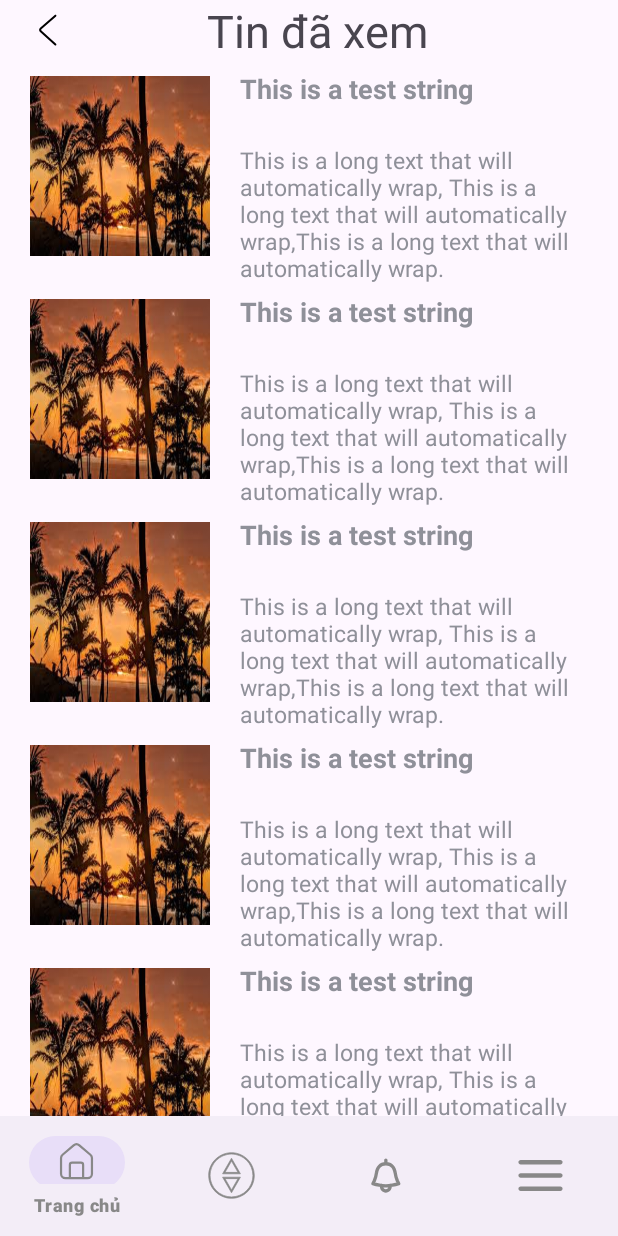
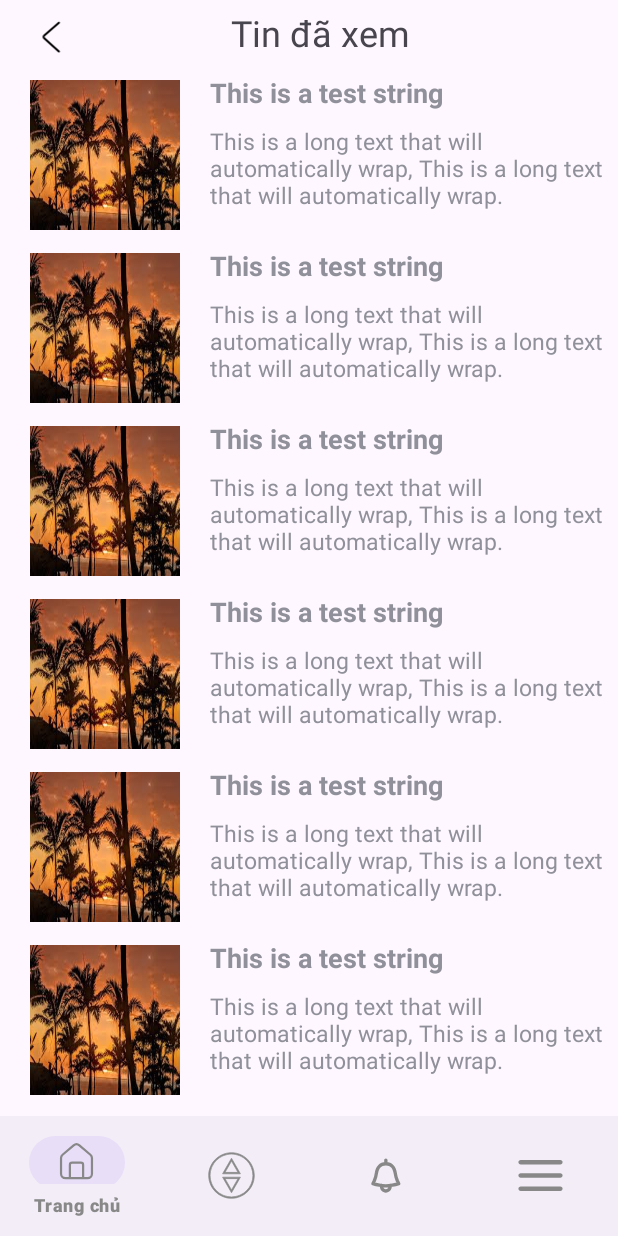
Before and after one commit to truonggiahuy8423/NewsAndroidApplication, an Android app: the fragment HistoryFragment placed in its activity, on a phone screen of 412 x 824 dp. Run offline under Robolectric (Android 15) with nearby library versions, the phone set to English and light mode, and no system bars; our stand-ins replace data binding.

Commit message:
adjust some design on history_item_view and fragment_history

```diff
--- a/app/src/main/java/com/example/newsandroidproject/HistoryFragment.java
+++ b/app/src/main/java/com/example/newsandroidproject/HistoryFragment.java
@@ -57,7 +57,7 @@ public class HistoryFragment extends Fragment {
         {
             HistoryViewItem newItem = new HistoryViewItem(R.drawable.thumbnail_image,
                     "This is a test string",
-                    "This is a long text that will automatically wrap, This is a long text that will automatically wrap,This is a long text that will automatically wrap.");
+                    "This is a long text that will automatically wrap, This is a long text that will automatically wrap.");
             items.add(newItem);
         }
 
--- a/app/src/main/res/layout/fragment_history.xml
+++ b/app/src/main/res/layout/fragment_history.xml
@@ -13,7 +13,7 @@
             android:id="@+id/back_button"
             android:layout_width="wrap_content"
             android:layout_height="wrap_content"
-            android:layout_marginTop="3dp"
+            android:layout_marginTop="8dp"
             android:layout_weight="1"
             android:src="@drawable/back_icon"></ImageView>
 
@@ -21,18 +21,20 @@
             android:id="@+id/tittle"
             android:layout_width="wrap_content"
             android:layout_height="wrap_content"
+            android:layout_marginTop="5dp"
             android:layout_weight="5"
+            android:paddingRight="50dp"
             android:text="Tin đã xem"
-            android:paddingRight="50dp"
             android:textAlignment="center"
             android:textAllCaps="false"
-            android:textSize="30sp"></TextView>
+            android:textSize="24sp"></TextView>
     </LinearLayout>
 
     <androidx.recyclerview.widget.RecyclerView
         android:id="@+id/history_recyclerView"
         android:layout_width="match_parent"
         android:layout_height="wrap_content"
-        android:layout_below="@id/top_page"></androidx.recyclerview.widget.RecyclerView>
+        android:layout_below="@id/top_page"
+        android:layout_marginTop="5dp"></androidx.recyclerview.widget.RecyclerView>
 
 </RelativeLayout>
--- a/app/src/main/res/layout/history_item_view.xml
+++ b/app/src/main/res/layout/history_item_view.xml
@@ -3,12 +3,13 @@
     xmlns:app="http://schemas.android.com/apk/res-auto"
     xmlns:tools="http://schemas.android.com/tools"
     android:layout_width="match_parent"
-    android:layout_height="wrap_content">
+    android:layout_height="wrap_content"
+    android:layout_marginBottom="5dp">
 
     <ImageView
         android:id="@+id/item_image"
-        android:layout_width="120dp"
-        android:layout_height="120dp"
+        android:layout_width="100dp"
+        android:layout_height="100dp"
         android:layout_alignParentStart="true"
         android:layout_marginStart="20dp"
         android:layout_marginEnd="15dp"
@@ -21,7 +22,7 @@
         android:layout_width="wrap_content"
         android:layout_height="wrap_content"
         android:layout_alignStart="@id/item_image"
-        android:layout_marginStart="140dp"
+        android:layout_marginStart="120dp"
         android:layout_marginTop="6dp"
         android:text="This is a long text that will automatically wrap."
         android:textAlignment="viewStart"
@@ -33,8 +34,8 @@
         android:layout_width="wrap_content"
         android:layout_height="wrap_content"
         android:layout_alignStart="@id/item_image"
-        android:layout_marginStart="140dp"
-        android:layout_marginTop="55dp"
+        android:layout_marginStart="120dp"
+        android:layout_marginTop="40dp"
         android:text="This is a long text that will automatically wrap, This is a long text that will automatically wrap,This is a long text that will automatically wrap."
         android:textAlignment="viewStart"
         android:textSize="15sp"></TextView>
```
